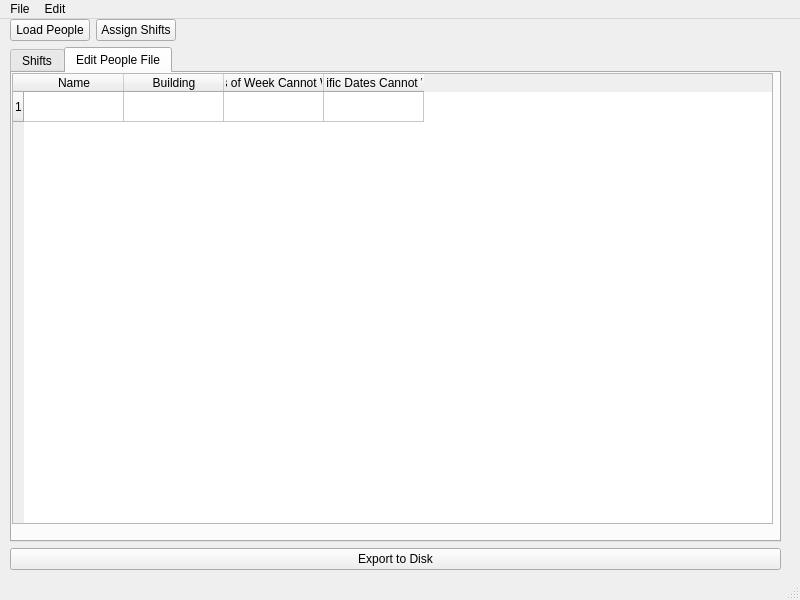
Before: the Qt Designer form gui/scheduler/scheduler.ui in georgespearing/ra-duty-schedule, drawn with Qt 5.
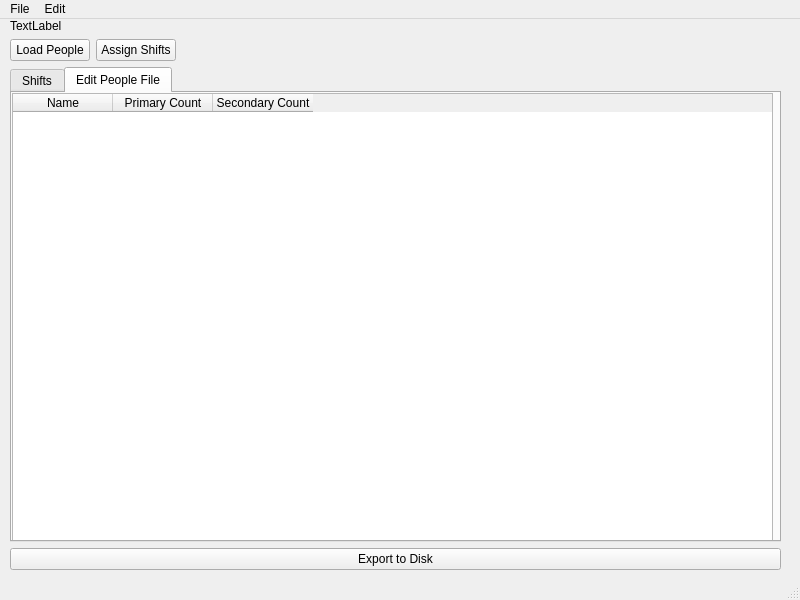
After: the same form once the commit is applied. The open tabs and pages were chosen to show the change.

The edit to the form file:
```diff
--- a/gui/scheduler/scheduler.ui
+++ b/gui/scheduler/scheduler.ui
@@ -24,6 +24,13 @@
      </rect>
     </property>
     <layout class="QVBoxLayout" name="verticalLayout">
+     <item>
+      <widget class="QLabel" name="label">
+       <property name="text">
+        <string>TextLabel</string>
+       </property>
+      </widget>
+     </item>
      <item>
       <layout class="QHBoxLayout" name="horizontalLayout">
        <item>
@@ -116,11 +123,6 @@
            <height>451</height>
           </rect>
          </property>
-         <row>
-          <property name="text">
-           <string>1</string>
-          </property>
-         </row>
          <column>
           <property name="text">
            <string>Name</string>
@@ -128,17 +130,12 @@
          </column>
          <column>
           <property name="text">
-           <string>Building</string>
+           <string>Primary Count</string>
           </property>
          </column>
          <column>
           <property name="text">
-           <string>Days of Week Cannot Work</string>
-          </property>
-         </column>
-         <column>
-          <property name="text">
-           <string>Specific Dates Cannot Work</string>
+           <string>Secondary Count</string>
           </property>
          </column>
         </widget>
```
Left out of the diff: 45 changed lines with no effect on the pictures.
